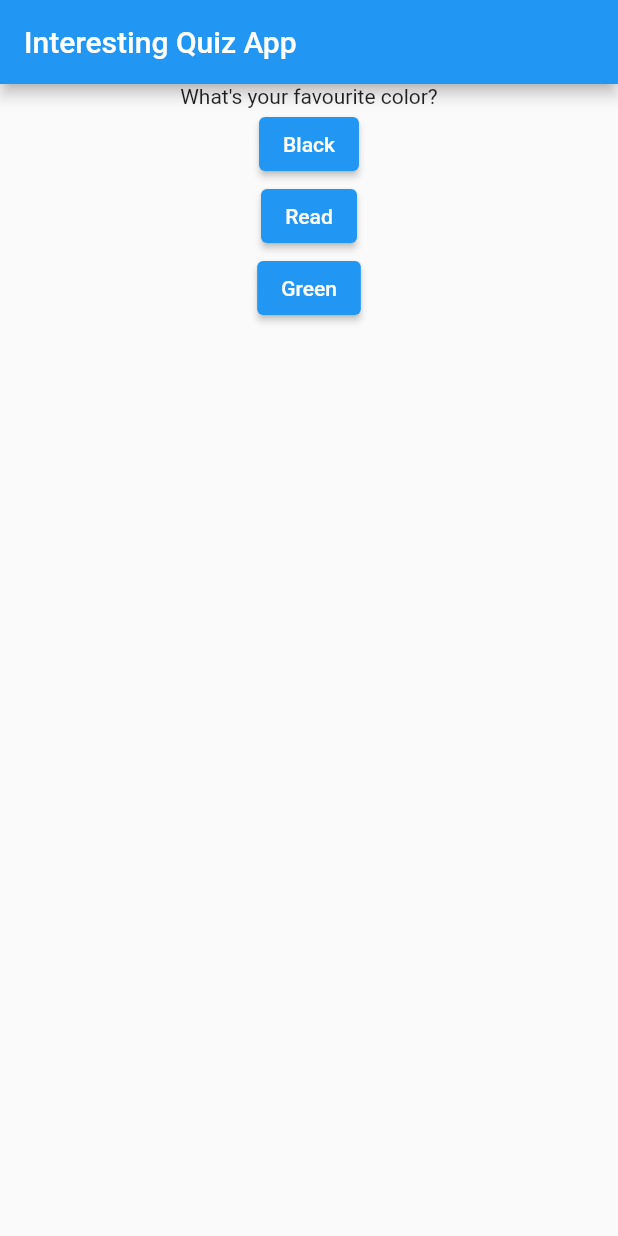
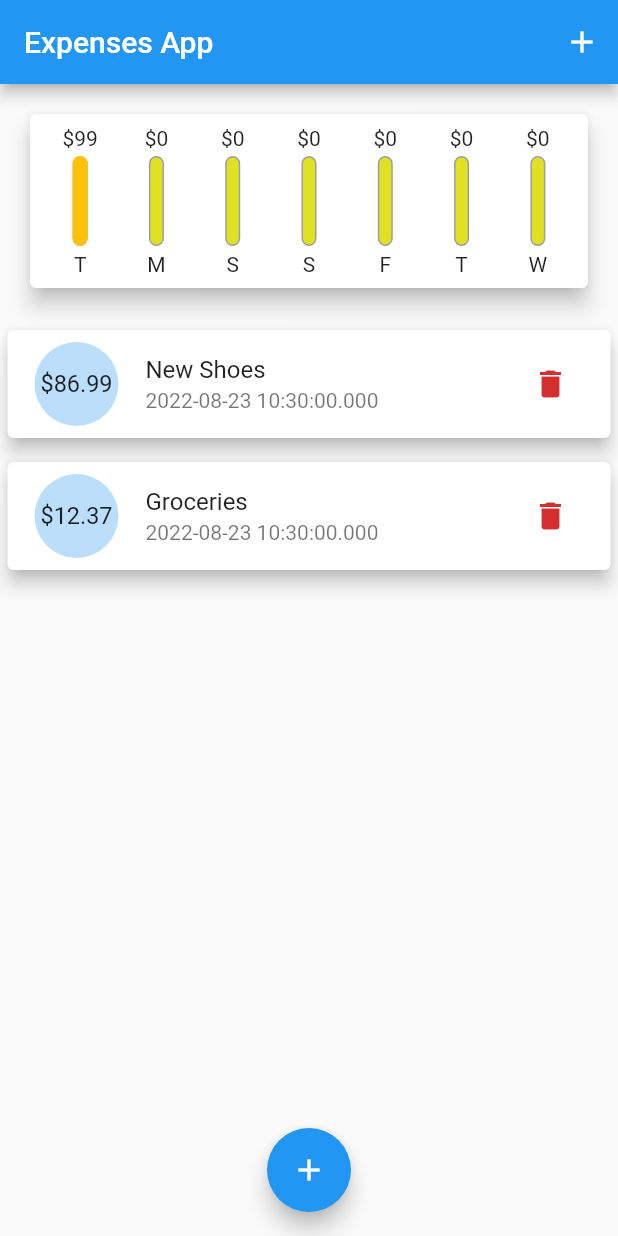
Before and after one commit to FireHook/my_flutter_test, a Flutter app: the screen it shows after launch, on a phone screen of 412 x 824 dp. Run offline on Flutter 3.47's test engine with Material 2 defaults, Android fonts, the phone set to English and light mode, and no system bars.

Commit message:
Finished Expenses App.

```diff
--- a/lib/button.dart
+++ /dev/null
@@ -1,22 +0,0 @@
-import 'package:flutter/material.dart';
-
-class Button extends StatelessWidget {
-  final Function() clickHandler;
-  final String text;
-
-  const Button({
-    Key? key,
-    required this.clickHandler,
-    required this.text
-  }) : super(key: key);
-
-  @override
-  Widget build(BuildContext context) {
-    return Center(
-      child: ElevatedButton(
-        child: Text(text),
-        onPressed: clickHandler,
-      ),
-    );
-  }
-}
--- a/lib/main.dart
+++ b/lib/main.dart
@@ -1,63 +1,97 @@
 import 'package:flutter/material.dart';
-import 'package:my_flutter_test/quiz.dart';
-import 'package:my_flutter_test/result.dart';
+import 'package:my_flutter_test/widgets/chart.dart';
+import 'package:my_flutter_test/widgets/new_transaction.dart';
+import 'package:my_flutter_test/widgets/transaction_list.dart';
+import 'models/transaction.dart';
 
 void main() {
-  runApp(const QuizApp());
+  runApp(ExpensesApp());
 }
 
-class QuizApp extends StatefulWidget {
-  const QuizApp({Key? key}) : super(key: key);
+class ExpensesApp extends StatefulWidget {
+  ExpensesApp({Key? key}) : super(key: key);
 
   @override
   State<StatefulWidget> createState() {
-    return _QuizAppState();
+    return _ExpensesAppState();
   }
 }
 
-class _QuizAppState extends State<QuizApp> {
+class _ExpensesAppState extends State<ExpensesApp> {
 
-  var _questionIndex = 0;
+  void _addNewTransaction(String title, double price, DateTime date) {
+    final transaction = Transaction(
+        id: DateTime.now().toString(), title: title, price: price, date: date);
 
-  final _questions = const [
-    {
-      'questionsText': 'What\'s your favourite color?',
-      'answers': ['Black', 'Read', 'Green']
-    },
-    {
-      'questionsText': 'What\'s your favourite animal?',
-      'answers': ['Dog', 'Cat', 'Rabbit']
-    },
-    {
-      'questionsText': 'What\'s your favourite rest?',
-      'answers': ['Sea', 'Mountains', 'Urban']
-    }
-  ];
-
-  void _buttonClicked() {
     setState(() {
-      _questionIndex++;
+      _transactions.add(transaction);
     });
   }
 
-  void _resetQuiz() {
+  void _deleteTransaction(String id) {
     setState(() {
-      _questionIndex = 0;
+      _transactions.removeWhere((element) => element.id == id);
     });
   }
+
+  void _showAddNewTransaction(BuildContext context) {
+    showModalBottomSheet(
+        context: context,
+        builder: (_) {
+          return GestureDetector(
+            onTap: () {},
+            child: NewTransaction(addTransaction: _addNewTransaction),
+            behavior: HitTestBehavior.opaque,
+          );
+        });
+  }
+
+  final _transactions = [
+    Transaction(
+        id: DateTime.now().toString(),
+        title: 'New Shoes',
+        price: 86.99,
+        date: DateTime.now()),
+    Transaction(
+        id: DateTime.now().toString(),
+        title: 'Groceries',
+        price: 12.37,
+        date: DateTime.now())
+  ];
 
   @override
   Widget build(BuildContext context) {
     return MaterialApp(
-      home: Scaffold(
-        appBar: AppBar(
-          title: const Text('Interesting Quiz App'),
+        theme: ThemeData(
+          primaryColor: Colors.amber
         ),
-        body: _questionIndex < _questions.length
-          ? Quiz(questions: _questions, questionIndex: _questionIndex, clickHandler: _buttonClicked)
-          : Result(clickHandler: _resetQuiz,),
-      ),
+        home: Scaffold(
+          appBar: AppBar(
+            title: Text('Expenses App'),
+            actions: [
+              IconButton(
+                  onPressed: () => _showAddNewTransaction(context),
+                  icon: Icon(Icons.add)),
+            ],
+          ),
+          body: SingleChildScrollView(
+            child: Column(
+              // crossAxisAlignment: CrossAxisAlignment.stretch,
+              children: [
+                Chart(transactions: _transactions),
+                TransactionList(
+                  transactions: _transactions,
+                  deleteTransaction: _deleteTransaction,
+                ),
+              ],
+            ),
+          ),
+          floatingActionButtonLocation: FloatingActionButtonLocation.centerFloat,
+          floatingActionButton: FloatingActionButton(
+            child: Icon(Icons.add),
+            onPressed: () => _showAddNewTransaction(context),
+          ),
+        ),
     );
   }
-
 }
--- /dev/null
+++ b/lib/models/transaction.dart
@@ -0,0 +1,15 @@
+class Transaction {
+
+  final String id;
+  final String title;
+  final double price;
+  final DateTime date;
+
+  Transaction({
+    required this.id,
+    required this.title,
+    required this.price,
+    required this.date
+  });
+
+}
--- a/lib/quiz.dart
+++ /dev/null
@@ -1,26 +0,0 @@
-import 'package:flutter/material.dart';
-
-import 'package:my_flutter_test/button.dart';
-
-class Quiz extends StatelessWidget {
-  final List<Map<String, Object>> questions;
-  final int questionIndex;
-  final Function() clickHandler;
-
-  const Quiz({
-    Key? key,
-    required this.questions,
-    required this.questionIndex,
-    required this.clickHandler,
-  }) : super(key: key);
-
-  @override
-  Widget build(BuildContext context) {
-    return Column(children: [
-      Text(questions[questionIndex]['questionsText'] as String),
-      ...(questions[questionIndex]['answers'] as List<String>).map((answer) {
-        return Button(clickHandler: clickHandler, text: answer);
-      }).toList()
-    ]);
-  }
-}
--- /dev/null
+++ b/lib/widgets/chart.dart
@@ -0,0 +1,67 @@
+import 'package:flutter/material.dart';
+import 'package:intl/intl.dart';
+import 'chart_bar.dart';
+
+import '../models/transaction.dart';
+
+class Chart extends StatelessWidget {
+
+  final List<Transaction> transactions;
+
+  const Chart({
+    Key? key,
+    required this.transactions
+  }) : super(key: key);
+
+  List<Map<String, Object>> get groupedTransaction {
+    return List.generate(7, (index) {
+      final weekDay = DateTime.now().subtract(
+        Duration(days: index)
+      );
+
+      var totalSum = 0.0;
+
+      for(var i = 0; i < transactions.length; i++) {
+        if(transactions[i].date.day == weekDay.day &&
+        transactions[i].date.month == weekDay.month &&
+        transactions[i].date.year == weekDay.year) {
+          totalSum += transactions[i].price;
+        }
+      }
+
+      return {
+        'day': DateFormat.E().format(weekDay).substring(0, 1),
+        'amount': totalSum
+      };
+    });
+  }
+
+  double get maxSpending {
+    return groupedTransaction.fold(0.0, (previousValue, element) {
+      return previousValue + (element['amount'] as double);
+    });
+  }
+
+  @override
+  Widget build(BuildContext context) {
+    return Card(
+      elevation: 6,
+      margin: EdgeInsets.all(20),
+      child: Padding(
+        padding: EdgeInsets.all(8),
+        child: Row(
+          children: groupedTransaction.map((data) {
+            return Flexible(
+              fit: FlexFit.tight,
+              child: ChartBar(
+                label: data['day'].toString(),
+                spending: (data['amount'] as double),
+                percentage: (data['amount'] as double) / maxSpending,
+              ),
+            );
+          }).toList(),
+        ),
+      ),
+    );
+  }
+}
--- /dev/null
+++ b/lib/widgets/chart_bar.dart
@@ -0,0 +1,54 @@
+import 'package:flutter/material.dart';
+
+class ChartBar extends StatelessWidget {
+  final String label;
+  final double spending;
+  final double percentage;
+
+  const ChartBar(
+      {Key? key,
+      required this.label,
+      required this.spending,
+      required this.percentage})
+      : super(key: key);
+
+  @override
+  Widget build(BuildContext context) {
+    return Column(
+      children: [
+        Text('\$${spending.toStringAsFixed(0)}'),
+        SizedBox(
+          height: 4,
+        ),
+        Container(
+          height: 60,
+          width: 10,
+          child: Stack(
+            children: [
+              Container(
+                decoration: BoxDecoration(
+                  border: Border.all(color: Colors.grey, width: 1.0),
+                  color: Color.fromARGB(220, 220, 220, 1),
+                  borderRadius: BorderRadius.circular(10),
+                ),
+              ),
+              FractionallySizedBox(
+                heightFactor: percentage,
+                child: Container(
+                  decoration: BoxDecoration(
+                    color: Theme.of(context).primaryColor,
+                    borderRadius: BorderRadius.circular(10),
+                  ),
+                ),
+              )
+            ],
+          ),
+        ),
+        SizedBox(
+          height: 4,
+        ),
+        Text(label)
+      ],
+    );
+  }
+}
--- /dev/null
+++ b/lib/widgets/transaction_list.dart
@@ -0,0 +1,65 @@
+import 'package:flutter/material.dart';
+
+import '../models/transaction.dart';
+
+class TransactionList extends StatelessWidget {
+  final List<Transaction> transactions;
+  final Function deleteTransaction;
+
+  const TransactionList(
+      {Key? key, required this.transactions, required this.deleteTransaction})
+      : super(key: key);
+
+  @override
+  Widget build(BuildContext context) {
+    return Container(
+      height: 450,
+      child: transactions.isEmpty
+          ? Column(
+              children: [
+                Text(
+                  'No added transactions yet!',
+                  style: Theme.of(context).textTheme.titleMedium,
+                ),
+                SizedBox(
+                  height: 20,
+                ),
+                Container(
+                  height: 200,
+                  child: Image.asset(
+                    'assets/images/waiting.png',
+                    fit: BoxFit.cover,
+                  ),
+                ),
+              ],
+            )
+          : ListView.builder(
+              itemBuilder: (context, index) {
+                return Card(
+                  elevation: 5,
+                  margin: EdgeInsets.symmetric(vertical: 8, horizontal: 5),
+                  child: ListTile(
+                    leading: CircleAvatar(
+                      radius: 30,
+                      child: Padding(
+                        padding: EdgeInsets.all(6),
+                        child: FittedBox(
+                            child: Text(
+                                '\$${transactions[index].price.toString()}')),
+                      ),
+                    ),
+                    title: Text(transactions[index].title),
+                    subtitle: Text(transactions[index].date.toString()),
+                    trailing: IconButton(
+                      icon: Icon(Icons.delete),
+                      color: Theme.of(context).errorColor,
+                      onPressed: () => deleteTransaction,
+                    ),
+                  ),
+                );
+              },
+              itemCount: transactions.length,
+            ),
+    );
+  }
+}
--- a/pubspec.yaml
+++ b/pubspec.yaml
@@ -29,6 +29,7 @@ environment:
 dependencies:
   flutter:
     sdk: flutter
+  intl: ^0.17.0
 
 
   # The following adds the Cupertino Icons font to your application.
```
Also changed, not shown: lib/result.dart (deleted, +0 -22 lines), lib/widgets/new_transaction.dart (added, +112 -0 lines), lib/assets/images/waiting.png (added), pubspec.lock, 1 other file.
